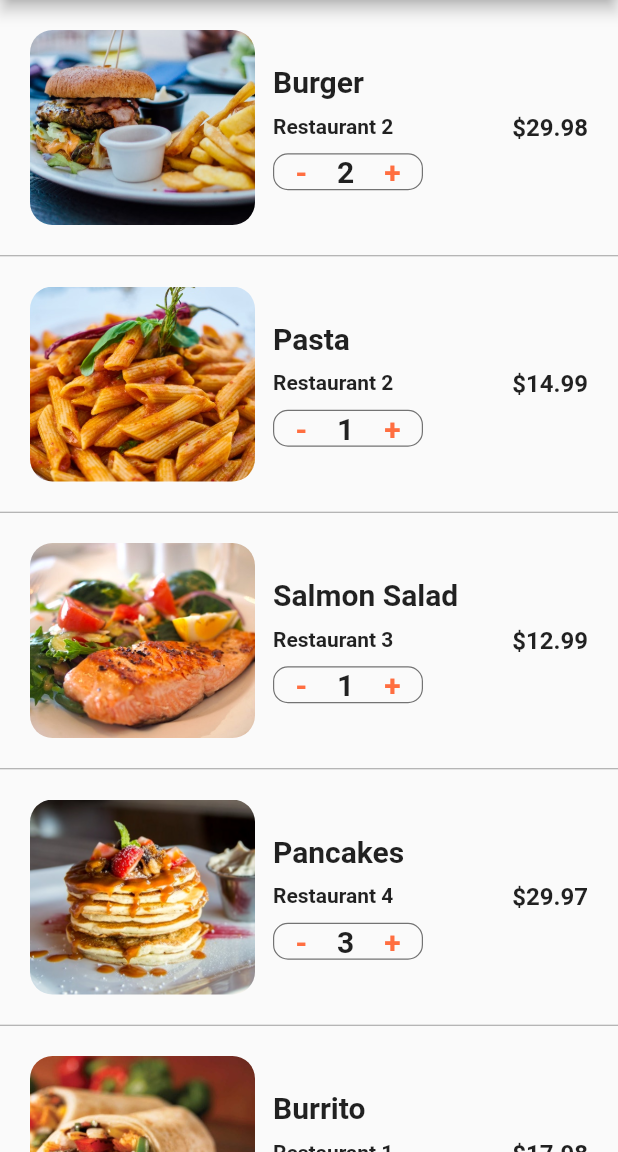
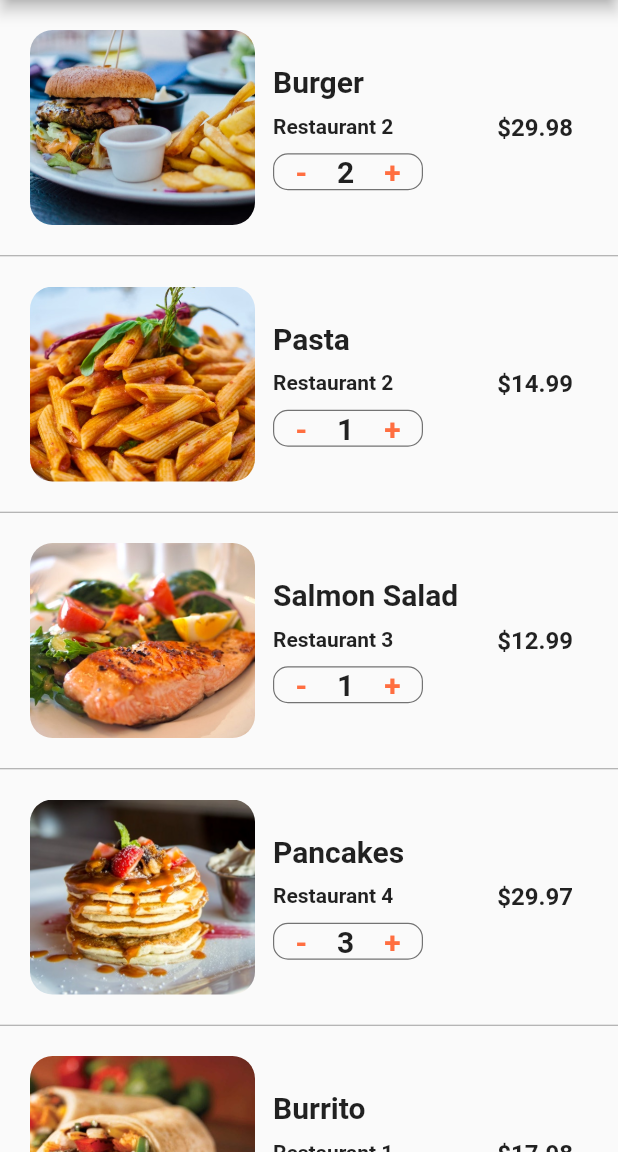
Before and after one commit to offfahad/food-delivery-app-flutter, a Flutter app: the CardScreen screen opened directly, on a phone screen of 412 x 824 dp, the part 84-1236 px from its top. Run offline on Flutter 3.47's test engine with Material 2 defaults, Android fonts, the phone set to English and light mode, and no system bars.

Commit message:
price-quantity-added

```diff
--- a/lib/screens/cart_screen.dart
+++ b/lib/screens/cart_screen.dart
@@ -112,10 +112,13 @@ class _CardScreenState extends State<CardScreen> {
                     ),
                   ),
                 ),
-                Text(
-                  '\$${order.quantity! * order.food!.price!.toDouble()}',
-                  style: const TextStyle(
-                      fontSize: 16.0, fontWeight: FontWeight.w600),
+                Container(
+                  margin: const EdgeInsets.all(10.0),
+                  child: Text(
+                    '\$${order.quantity! * order.food!.price!.toDouble()}',
+                    style: const TextStyle(
+                        fontSize: 16.0, fontWeight: FontWeight.w600),
+                  ),
                 )
               ],
             ),
```
